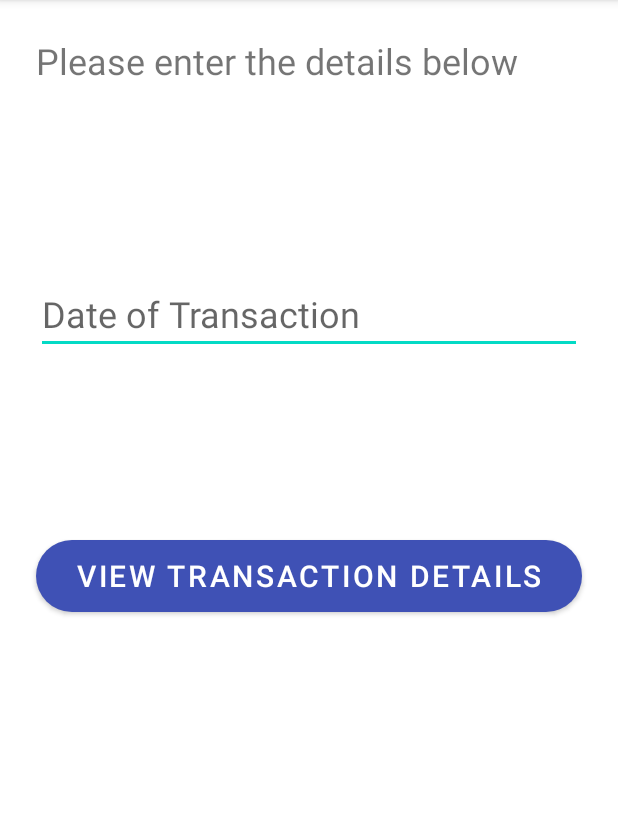
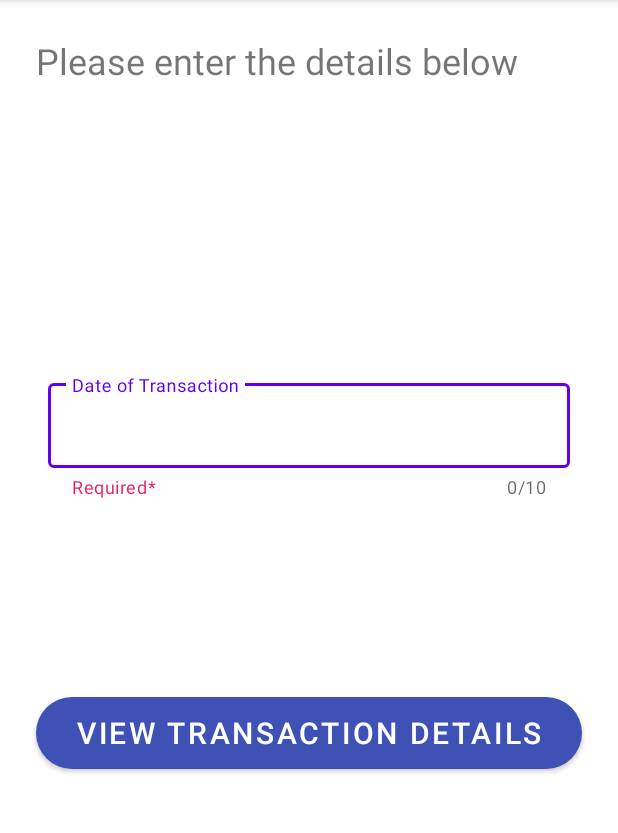
Before and after one commit to NR213/Nummus, an Android app: the ViewActivity screen opened directly, with no data from a screen before it, on a phone screen of 412 x 824 dp, the part 84-917 px from its top. Run offline under Robolectric (Android 15) with nearby library versions, the phone set to English and light mode, and no system bars.

Commit message:
updated text field with material design

```diff
--- a/app/src/main/java/com/example/nummus/DeleteActivity.java
+++ b/app/src/main/java/com/example/nummus/DeleteActivity.java
@@ -18,7 +18,7 @@ public class DeleteActivity extends AppCompatActivity {
         Button delete;
         DBHelper DB = new DBHelper(this);
         delete = findViewById(R.id.btndel);
-        doT = findViewById(R.id.doTdel);
+        doT = findViewById(R.id.txtdel);
 
         delete.setOnClickListener(new View.OnClickListener() {
             @Override
--- a/app/src/main/java/com/example/nummus/ViewActivity.java
+++ b/app/src/main/java/com/example/nummus/ViewActivity.java
@@ -20,7 +20,7 @@ public class ViewActivity extends AppCompatActivity {
         Button view;
         DBHelper DB = new DBHelper(this);
         view = findViewById(R.id.btnView1);
-        doT = findViewById(R.id.doT1);
+        doT = findViewById(R.id.txtview);
         view.setOnClickListener(new View.OnClickListener() {
             @Override
             public void onClick(View view) {
--- a/app/src/main/res/layout/activity_view.xml
+++ b/app/src/main/res/layout/activity_view.xml
@@ -17,24 +17,13 @@
         android:text="Please enter the details below"
         android:textSize="24dp" />
 
-    <EditText
-        android:id="@+id/doT1"
-        android:layout_width="match_parent"
-        android:layout_height="wrap_content"
-        android:layout_below="@+id/texttitle"
-        android:layout_marginStart="24dp"
-        android:layout_marginTop="102dp"
-        android:layout_marginEnd="24dp"
-        android:layout_marginBottom="24dp"
-        android:hint="Date of Transaction"
-        android:inputType="number"
-        android:textSize="24dp" />
+
 
     <Button
         android:id="@+id/btnView1"
         android:layout_width="match_parent"
         android:layout_height="wrap_content"
-        android:layout_below="@+id/doT1"
+        android:layout_below="@+id/textinputview"
         android:layout_marginStart="24dp"
         android:layout_marginTop="100dp"
         android:layout_marginEnd="24dp"
@@ -44,8 +33,32 @@
         android:textSize="20dp"
         app:backgroundTint="#3F51B5"
         app:layout_constraintBottom_toBottomOf="parent"
-        app:layout_constraintTop_toBottomOf="@+id/doT1"
+        app:layout_constraintTop_toBottomOf="@+id/textinputview"
         app:layout_constraintVertical_bias="0.111"
         tools:layout_editor_absoluteX="0dp" />
 
+    <com.google.android.material.textfield.TextInputLayout
+        android:id="@+id/textinputview"
+        style="@style/Widget.MaterialComponents.TextInputLayout.OutlinedBox"
+        android:layout_width="match_parent"
+        android:layout_height="wrap_content"
+        android:layout_marginStart="32dp"
+        android:layout_marginTop="250dp"
+        android:layout_marginEnd="32dp"
+        android:layout_marginBottom="32dp"
+        android:hint="Date of Transaction"
+        app:helperText="Required*"
+        app:counterEnabled="true"
+        app:counterMaxLength="10"
+        app:helperTextTextColor="#E91E63">
+
+
+        <com.google.android.material.textfield.TextInputEditText
+            android:id="@+id/txtview"
+            android:layout_width="match_parent"
+            android:layout_height="wrap_content"
+
+            />
+    </com.google.android.material.textfield.TextInputLayout>
+
 </RelativeLayout>
```
Also changed, not shown: app/src/main/res/layout/activity_delete.xml (+28 -14 lines).
